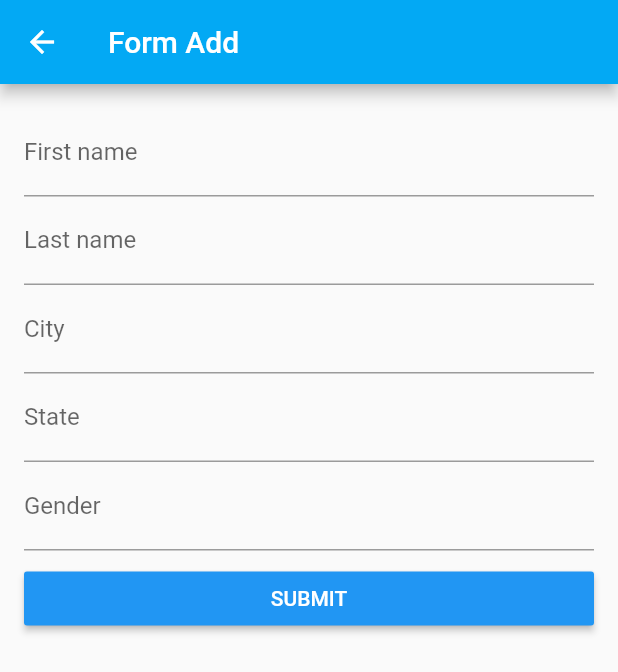
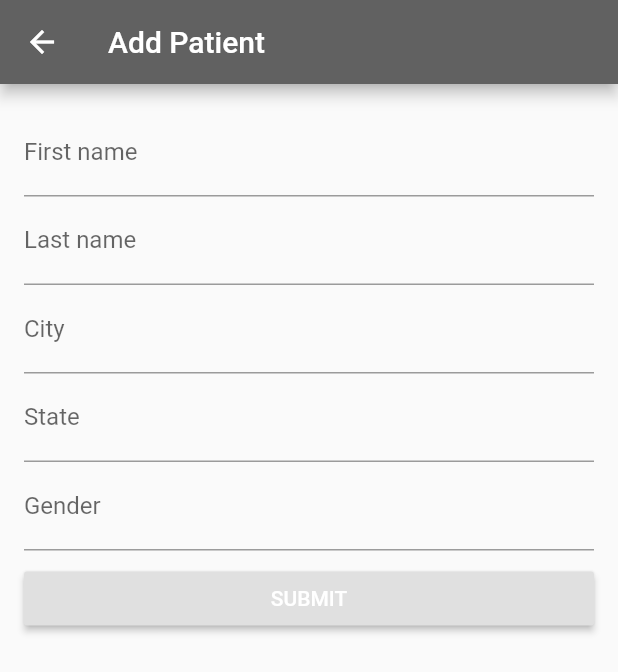
Before and after one commit to Concretely/Dave, a Flutter app: the screen it shows after launch, after a tap on the "add" icon, on a phone screen of 412 x 824 dp. Shown: the top 672 px of the screen. Run offline on Flutter 3.47's test engine with Material 2 defaults, Android fonts, the phone set to English and light mode, and no system bars; our stand-ins replace geolocator, url_launcher_web; missing offline and left inert: flutter_webview_plugin; network calls fail.

Commit message:
played with some formatting

```diff
--- a/flutter_patient/lib/src/app.dart
+++ b/flutter_patient/lib/src/app.dart
@@ -9,14 +9,14 @@ class App extends StatelessWidget {
   Widget build(BuildContext context) {
     return MaterialApp(
       theme: ThemeData(
-        primaryColor: Colors.lightBlue,
-        accentColor: Colors.lightBlueAccent,
+        primaryColor: Colors.grey[700],
+        accentColor: Colors.grey[500],
       ),
       home: Scaffold(
           key: _scaffoldState,
           appBar: AppBar(
             title: Text(
-              "FHIR Patient App",
+              "FHIR Patient Maintenance",
               style: TextStyle(
                 color: Colors.white,
               ),
--- a/flutter_patient/lib/src/ui/formadd/form_add_screen.dart
+++ b/flutter_patient/lib/src/ui/formadd/form_add_screen.dart
@@ -54,7 +54,7 @@ class _FormAddScreenState extends State<FormAddScreen> {
       appBar: AppBar(
         iconTheme: IconThemeData(color: Colors.white),
         title: Text(
-          widget.patient == null ? "Form Add" : "Change Data",
+          widget.patient == null ? "Add Patient" : "Modify Patient",
           style: TextStyle(color: Colors.white),
         ),
       ),
@@ -169,7 +169,7 @@ class _FormAddScreenState extends State<FormAddScreen> {
                         });
                       }
                     },
-                    color: Colors.blue,
+                    //color: Colors.blue,
                   ),
                 )
               ],
```
Also changed, not shown: flutter_patient/lib/src/ui/home/home_screen.dart (+45 -43 lines).
